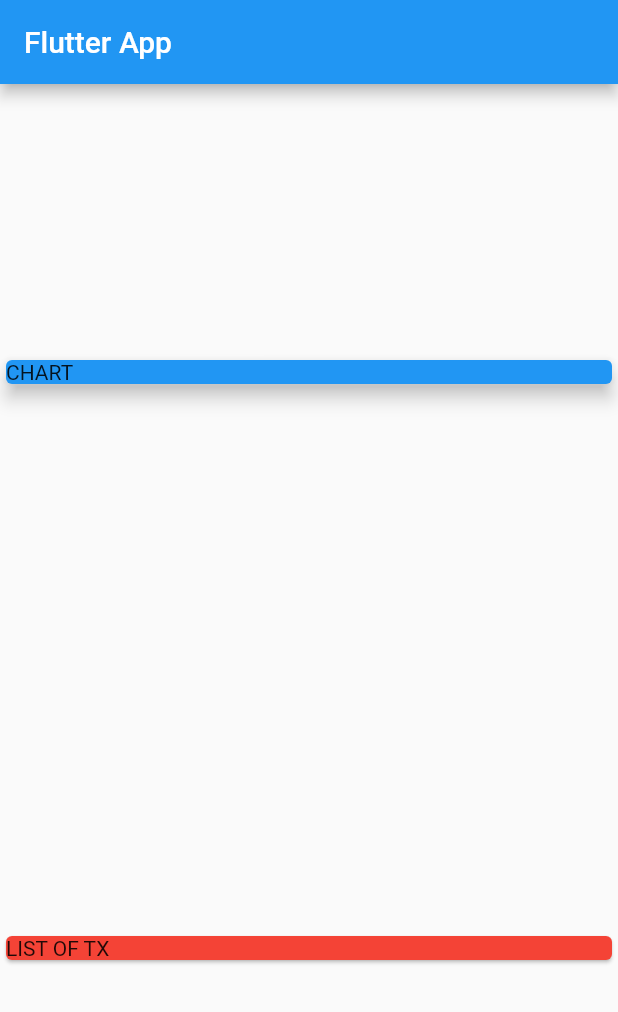
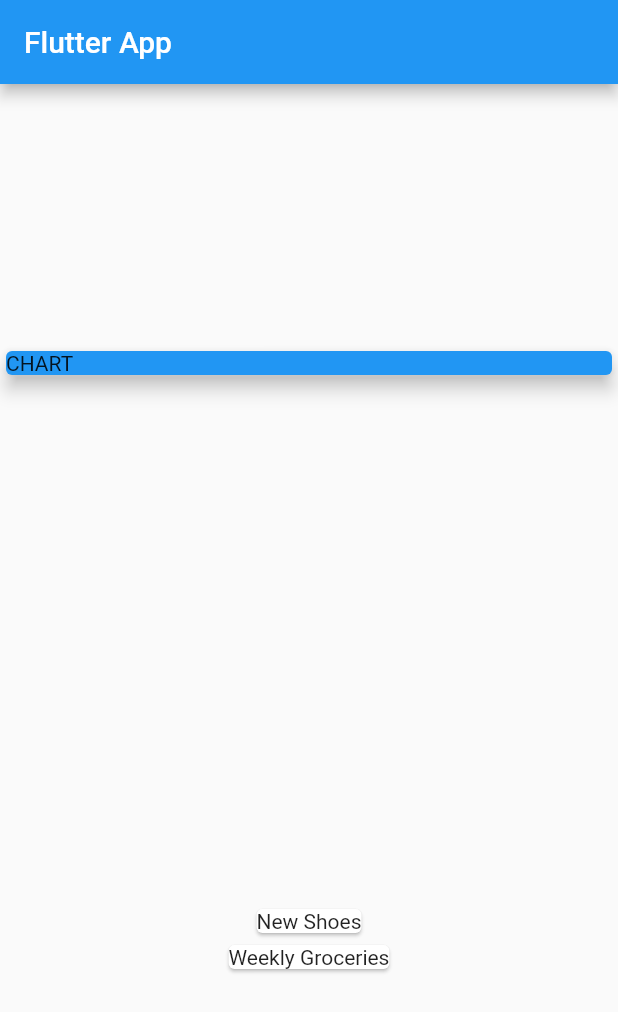
Before and after one commit to PierluigiBarocci/flutter_expenses_app, a Flutter app: the screen it shows after launch, on a phone screen of 412 x 824 dp. Shown: the top 1012 px of the screen. Run offline on Flutter 3.47's test engine with Material 2 defaults, Android fonts, the phone set to English and light mode, and no system bars; missing offline and left inert: dart:ffi.

Commit message:
handle transactions with .map().toList()

```diff
--- a/lib/main.dart
+++ b/lib/main.dart
@@ -51,9 +51,14 @@ class MyHomePage extends StatelessWidget {
               elevation: 5,
             ),
           ),
-          Card(
-            color: Colors.red,
-            child: Text('LIST OF TX'),
+          Column(
+            children: transactions
+                .map(
+                  (tx) => Card(
+                    child: Text(tx.title),
+                  ),
+                )
+                .toList(),
           )
         ],
       ),
```
